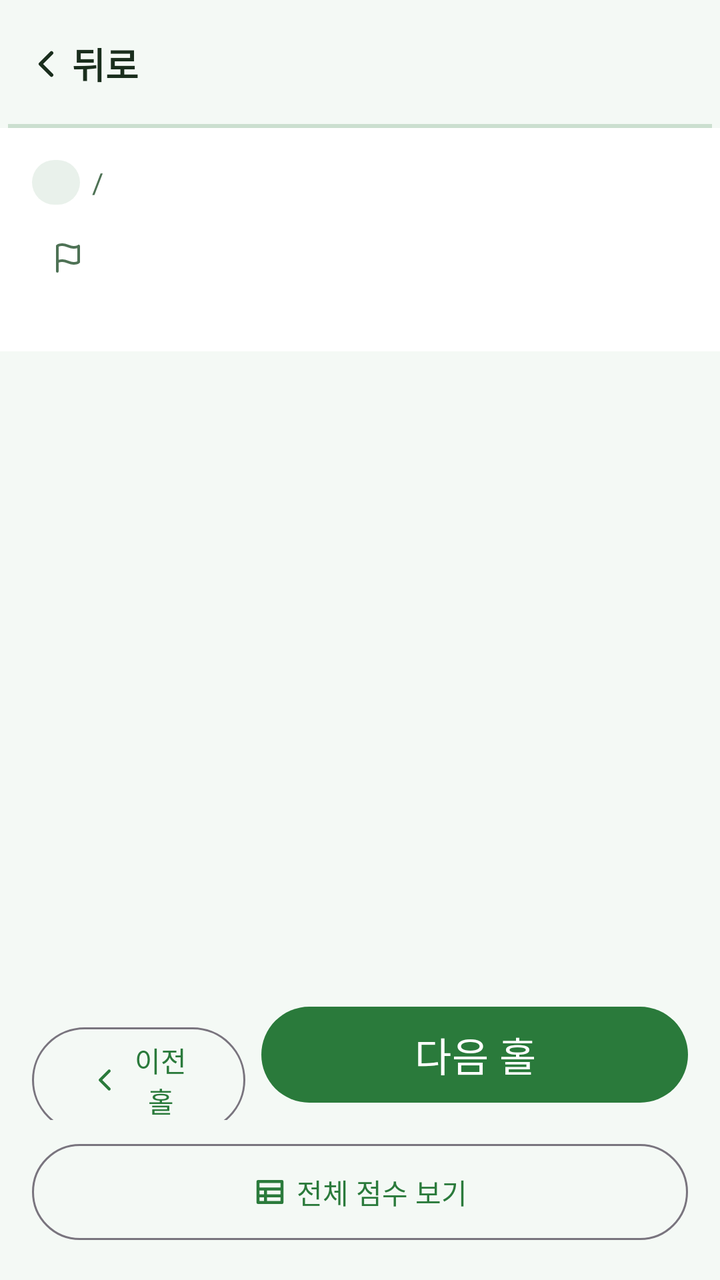
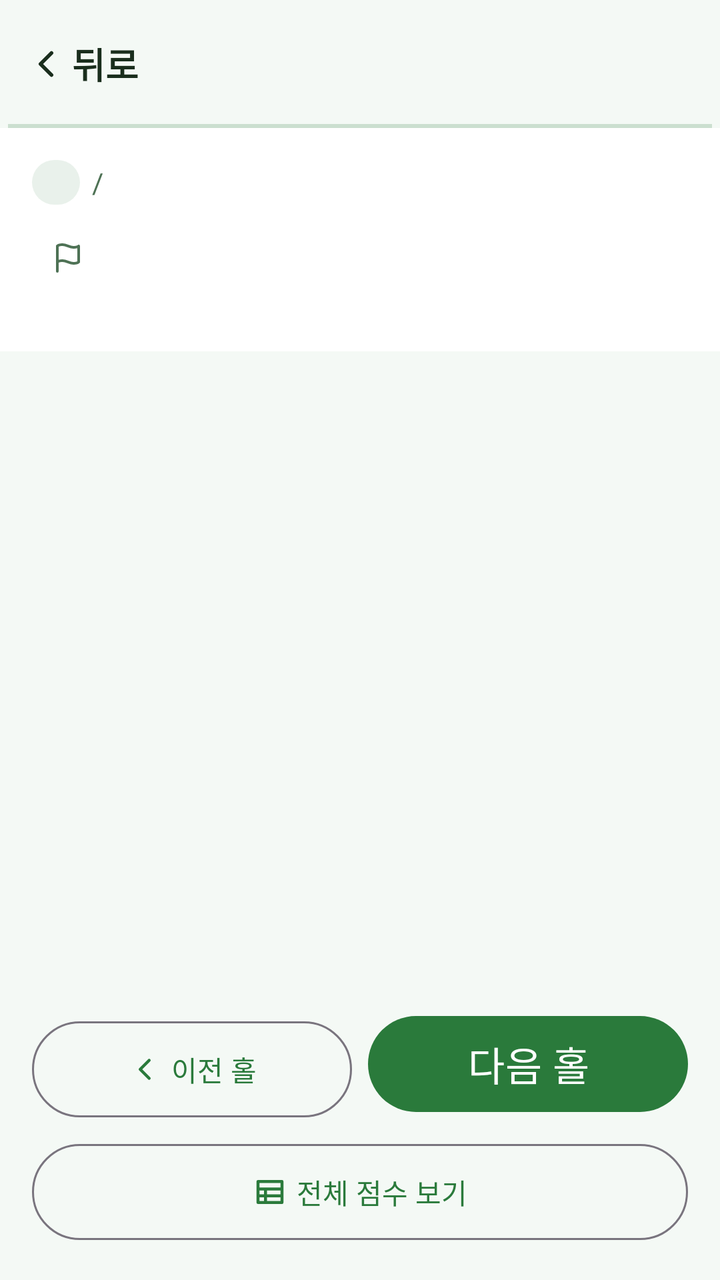

Two renders of the same Android screen: before a commit and after it. Below are the layout's source before the change and the commit's diff.
<!-- AndroidManifest.xml: application theme Theme.ParkGolf -->
<!-- res/layout/fragment_hole_input.xml -->
<?xml version="1.0" encoding="utf-8"?>
<LinearLayout xmlns:android="http://schemas.android.com/apk/res/android"
    xmlns:app="http://schemas.android.com/apk/res-auto"
    android:layout_width="match_parent" android:layout_height="match_parent"
    android:orientation="vertical" android:background="?attr/parkBackground">

    <include android:id="@+id/topBar" layout="@layout/view_top_bar" />

    <LinearLayout android:layout_width="match_parent" android:layout_height="wrap_content"
        android:orientation="vertical" android:background="@color/card"
        android:padding="@dimen/screen_padding">
        <LinearLayout android:layout_width="wrap_content" android:layout_height="wrap_content"
            android:orientation="horizontal" android:gravity="center_vertical">
            <TextView android:id="@+id/tvVenueChip"
                android:layout_width="wrap_content" android:layout_height="wrap_content"
                android:background="@drawable/bg_pill_primary" android:paddingHorizontal="12dp"
                android:paddingVertical="3dp" android:textColor="?attr/parkPrimary"
                android:textStyle="bold" android:textSize="12sp" />
            <TextView android:layout_width="wrap_content" android:layout_height="wrap_content"
                android:text="/" android:layout_marginHorizontal="6dp"
                android:textColor="?attr/parkMutedForeground" />
            <TextView android:id="@+id/tvCourse"
                android:layout_width="wrap_content" android:layout_height="wrap_content"
                android:textColor="?attr/parkForeground" android:textStyle="bold" android:textSize="12sp" />
        </LinearLayout>

        <LinearLayout android:layout_width="match_parent" android:layout_height="wrap_content"
            android:orientation="horizontal" android:gravity="center_vertical"
            android:layout_marginTop="8dp">
            <TextView android:id="@+id/tvHole"
                android:layout_width="wrap_content" android:layout_height="wrap_content"
                android:textSize="28sp" android:textStyle="bold" android:textColor="?attr/parkForeground" />
            <ImageView android:layout_width="16dp" android:layout_height="16dp"
                android:layout_marginStart="10dp" android:src="@drawable/ic_flag"
                app:tint="?attr/parkMutedForeground" android:importantForAccessibility="no" />
            <TextView android:id="@+id/tvPar"
                android:layout_width="wrap_content" android:layout_height="wrap_content"
                android:layout_marginStart="4dp" android:textColor="?attr/parkMutedForeground"
                android:textStyle="bold" />
            <View android:layout_width="0dp" android:layout_height="1dp" android:layout_weight="1" />
            <TextView android:id="@+id/tvHoleCounter"
                android:layout_width="wrap_content" android:layout_height="wrap_content"
                android:textColor="?attr/parkMutedForeground" android:textStyle="bold" />
        </LinearLayout>

        <HorizontalScrollView android:layout_width="match_parent" android:layout_height="wrap_content"
            android:layout_marginTop="12dp" android:scrollbars="none">
            <LinearLayout android:id="@+id/dotsContainer"
                android:layout_width="wrap_content" android:layout_height="wrap_content"
                android:orientation="horizontal" android:gravity="center_vertical" />
        </HorizontalScrollView>
    </LinearLayout>

    <ScrollView android:layout_width="match_parent" android:layout_height="0dp"
        android:layout_weight="1" android:fillViewport="true" android:padding="@dimen/screen_padding">
        <LinearLayout android:id="@+id/playerContainer"
            android:layout_width="match_parent" android:layout_height="wrap_content"
            android:orientation="vertical" />
    </ScrollView>

    <LinearLayout android:layout_width="match_parent" android:layout_height="wrap_content"
        android:orientation="vertical" android:padding="@dimen/screen_padding"
        android:background="?attr/parkBackground">
        <LinearLayout android:layout_width="match_parent" android:layout_height="wrap_content"
            android:orientation="horizontal">
            <Button android:id="@+id/btnPrev" style="?attr/materialButtonOutlinedStyle"
                android:layout_width="0dp" android:layout_height="wrap_content" android:layout_weight="1"
                android:minHeight="@dimen/touch_min" android:text="@string/prev_hole_plain"
                app:icon="@drawable/ic_chevron_left" app:iconGravity="textStart" />
            <Button android:id="@+id/btnNext"
                android:layout_width="0dp" android:layout_height="wrap_content" android:layout_weight="2"
                android:layout_marginStart="8dp" android:minHeight="@dimen/touch_min"
                android:text="@string/next_hole_plain" android:textSize="@dimen/button_text" />
        </LinearLayout>
        <Button android:id="@+id/btnGrid" style="?attr/materialButtonOutlinedStyle"
            android:layout_width="match_parent" android:layout_height="wrap_content"
            android:minHeight="@dimen/touch_min" android:layout_marginTop="8dp"
            android:text="@string/view_full_scores" app:icon="@drawable/ic_table" app:iconGravity="textStart" />
    </LinearLayout>
</LinearLayout>
<!-- res/layout/view_top_bar.xml (included above) -->
<?xml version="1.0" encoding="utf-8"?>
<androidx.constraintlayout.widget.ConstraintLayout
    xmlns:android="http://schemas.android.com/apk/res/android"
    xmlns:app="http://schemas.android.com/apk/res-auto"
    android:layout_width="match_parent"
    android:layout_height="wrap_content"
    android:background="?attr/parkBackground"
    android:minHeight="64dp"
    android:paddingHorizontal="4dp">

    <LinearLayout
        android:id="@+id/btnBack"
        android:layout_width="wrap_content"
        android:layout_height="@dimen/touch_min"
        android:orientation="horizontal"
        android:gravity="center_vertical"
        android:paddingHorizontal="8dp"
        android:background="?attr/selectableItemBackground"
        android:clickable="true"
        android:focusable="true"
        android:contentDescription="@string/back"
        app:layout_constraintStart_toStartOf="parent"
        app:layout_constraintTop_toTopOf="parent"
        app:layout_constraintBottom_toBottomOf="parent">
        <ImageView
            android:layout_width="22dp" android:layout_height="22dp"
            android:src="@drawable/ic_chevron_left"
            android:importantForAccessibility="no" />
        <TextView
            android:layout_width="wrap_content" android:layout_height="wrap_content"
            android:layout_marginStart="2dp"
            android:text="@string/back"
            android:textColor="?attr/parkForeground"
            android:textSize="@dimen/body_text"
            android:textStyle="bold" />
    </LinearLayout>

    <TextView
        android:id="@+id/tvBarTitle"
        android:layout_width="0dp"
        android:layout_height="wrap_content"
        android:gravity="center"
        android:textSize="@dimen/body_text"
        android:textStyle="bold"
        android:textColor="?attr/parkForeground"
        android:maxLines="1"
        android:ellipsize="end"
        app:layout_constraintStart_toEndOf="@id/btnBack"
        app:layout_constraintEnd_toStartOf="@id/barSpacer"
        app:layout_constraintTop_toTopOf="parent"
        app:layout_constraintBottom_toBottomOf="parent" />

    <Space
        android:id="@+id/barSpacer"
        android:layout_width="72dp"
        android:layout_height="1dp"
        app:layout_constraintEnd_toEndOf="parent"
        app:layout_constraintTop_toTopOf="parent" />

    <View android:layout_width="0dp" android:layout_height="@dimen/border_width"
        android:background="?attr/parkBorder"
        app:layout_constraintStart_toStartOf="parent"
        app:layout_constraintEnd_toEndOf="parent"
        app:layout_constraintBottom_toBottomOf="parent" />
</androidx.constraintlayout.widget.ConstraintLayout>
<!-- resources referenced by this layout -->
<resources>
  <color name="card">#FFFFFF</color>
  <dimen name="body_text">18sp</dimen>
  <dimen name="border_width">2dp</dimen>
  <dimen name="button_text">20sp</dimen>
  <dimen name="screen_padding">16dp</dimen>
  <dimen name="touch_min">56dp</dimen>
  <!-- drawable bg_pill_primary (drawable) -->
  <?xml version="1.0" encoding="utf-8"?>
  <shape xmlns:android="http://schemas.android.com/apk/res/android" android:shape="rectangle">
      <solid android:color="?attr/parkPrimary10" />
      <corners android:radius="@dimen/radius_pill" />
  </shape>
  <!-- drawable ic_chevron_left (drawable) -->
  <vector xmlns:android="http://schemas.android.com/apk/res/android" android:width="24dp" android:height="24dp" android:viewportWidth="24" android:viewportHeight="24">
      <path android:strokeColor="?attr/parkForeground" android:strokeWidth="2" android:strokeLineCap="round" android:strokeLineJoin="round" android:pathData="M15,18 L9,12 L15,6" />
  </vector>
  <!-- drawable ic_flag (drawable) -->
  <vector xmlns:android="http://schemas.android.com/apk/res/android" android:width="24dp" android:height="24dp" android:viewportWidth="24" android:viewportHeight="24">
      <path android:strokeColor="?attr/parkForeground" android:strokeWidth="2" android:strokeLineCap="round" android:strokeLineJoin="round" android:pathData="M4,15 C4,15 5,14 8,14 C11,14 13,16 16,16 C19,16 20,15 20,15 L20,3 C20,3 19,4 16,4 C13,4 11,2 8,2 C5,2 4,3 4,3 Z M4,22 L4,15" />
  </vector>
  <!-- drawable ic_table (drawable) -->
  <vector xmlns:android="http://schemas.android.com/apk/res/android" android:width="24dp" android:height="24dp" android:viewportWidth="24" android:viewportHeight="24">
      <path android:strokeColor="?attr/parkMutedForeground" android:strokeWidth="2" android:strokeLineCap="round" android:strokeLineJoin="round" android:pathData="M4,5 L20,5 L20,19 L4,19 Z M4,10 L20,10 M4,14.5 L20,14.5 M9,10 L9,19" />
  </vector>
  <string name="back">뒤로</string>
  <string name="next_hole_plain">다음 홀</string>
  <string name="prev_hole_plain">이전 홀</string>
  <string name="view_full_scores">전체 점수 보기</string>
  <style name="Theme.ParkGolf" parent="Theme.ParkGolf.Green" />
  <dimen name="radius_pill">999dp</dimen>
  <style name="Theme.ParkGolf.Green" parent="Theme.ParkGolf.Base">
          <item name="colorPrimary">#2A7A3B</item>
          <item name="android:windowBackground">#F4F9F5</item>
          <item name="parkBackground">#F4F9F5</item>
          <item name="parkForeground">#1A2E1D</item>
          <item name="parkPrimary">#2A7A3B</item>
          <item name="parkPrimary10">#1A2A7A3B</item>
          <item name="parkSecondary">#E6F2E8</item>
          <item name="parkMuted">#EAF3EC</item>
          <item name="parkMutedForeground">#4E7255</item>
          <item name="parkAccent">#D2EBDA</item>
          <item name="parkAccentForeground">#1A3D21</item>
          <item name="parkBorder">#332A7A3B</item>
          <item name="parkInputBg">#EAF3EC</item>
      </style>
  <style name="Theme.ParkGolf.Base" parent="Theme.Material3.DayNight.NoActionBar">
          <item name="colorOnPrimary">@color/on_primary</item>
          <item name="android:textColorPrimary">?attr/parkForeground</item>
      </style>
  <color name="on_primary">#FFFFFF</color>
</resources>

<!-- the commit's change to res/layout/fragment_hole_input.xml (unified diff, before → after) -->
@@ -66,11 +66,11 @@
             <Button android:id="@+id/btnPrev" style="?attr/materialButtonOutlinedStyle"
                 android:layout_width="0dp" android:layout_height="wrap_content" android:layout_weight="1"
                 android:minHeight="@dimen/touch_min" android:text="@string/prev_hole_plain"
-                app:icon="@drawable/ic_chevron_left" app:iconGravity="textStart" />
+                android:maxLines="1" app:icon="@drawable/ic_chevron_left" app:iconGravity="textStart" />
             <Button android:id="@+id/btnNext"
-                android:layout_width="0dp" android:layout_height="wrap_content" android:layout_weight="2"
+                android:layout_width="0dp" android:layout_height="wrap_content" android:layout_weight="1"
                 android:layout_marginStart="8dp" android:minHeight="@dimen/touch_min"
-                android:text="@string/next_hole_plain" android:textSize="@dimen/button_text" />
+                android:maxLines="1" android:text="@string/next_hole_plain" android:textSize="@dimen/button_text" />
         </LinearLayout>
         <Button android:id="@+id/btnGrid" style="?attr/materialButtonOutlinedStyle"
             android:layout_width="match_parent" android:layout_height="wrap_content"
